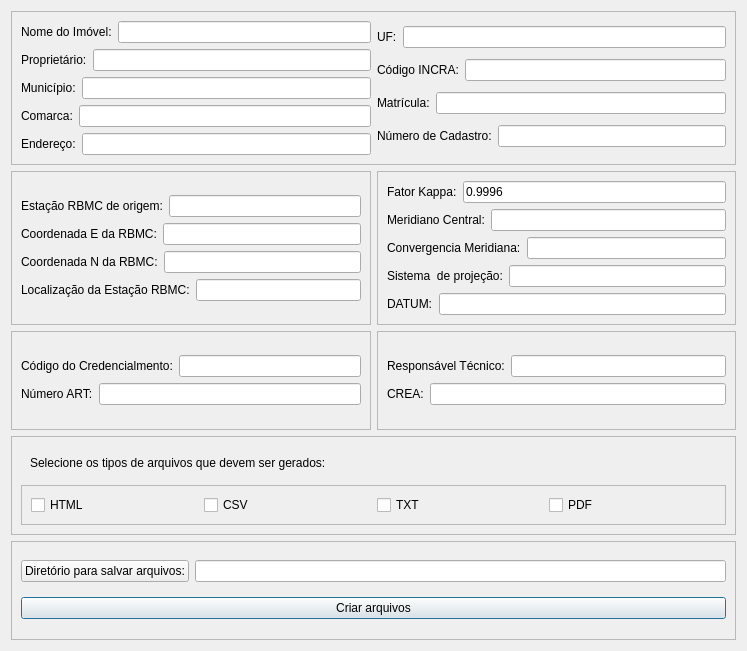
First picture: the form in azimuthsAndDistances/ui_memorialGenerator2.ui, repository guilhermehrn/AzimuthDistanceCalculator, before the edit.
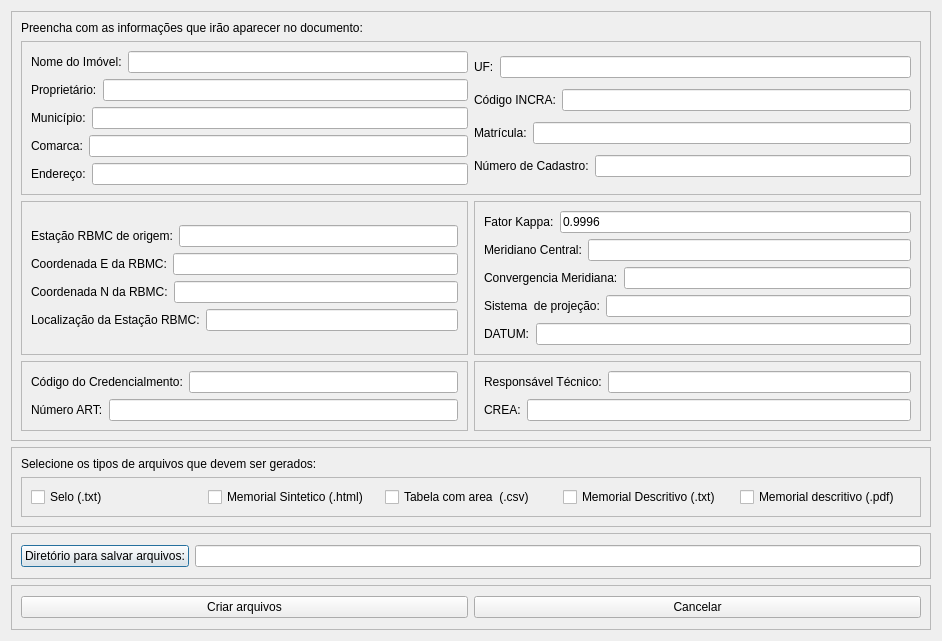
Second picture: the form after the edit.

Commit message: Modifcado a interface grafica. adicionado a funcção para gerar pdf.

```diff
--- a/azimuthsAndDistances/ui_memorialGenerator2.ui
+++ b/azimuthsAndDistances/ui_memorialGenerator2.ui
@@ -6,15 +6,15 @@
    <rect>
     <x>0</x>
     <y>0</y>
-    <width>747</width>
-    <height>651</height>
+    <width>942</width>
+    <height>641</height>
    </rect>
   </property>
   <property name="windowTitle">
    <string>Configurações dos arquivos</string>
   </property>
   <layout class="QGridLayout" name="gridLayout_7">
-   <item row="0" column="0" colspan="2">
+   <item row="4" column="0" colspan="2">
     <widget class="QFrame" name="frame_5">
      <property name="frameShape">
       <enum>QFrame::StyledPanel</enum>
@@ -23,148 +23,7 @@
       <enum>QFrame::Sunken</enum>
      </property>
      <layout class="QGridLayout" name="gridLayout_5">
-      <item row="0" column="0">
-       <layout class="QVBoxLayout" name="verticalLayout_6">
-        <item>
-         <layout class="QHBoxLayout" name="horizontalLayout_5">
-          <item>
-           <widget class="QLabel" name="label">
-            <property name="text">
-             <string>Nome do Imóvel:</string>
-            </property>
-           </widget>
-          </item>
-          <item>
-           <widget class="QLineEdit" name="imovelEdit"/>
-          </item>
-         </layout>
-        </item>
-        <item>
-         <layout class="QHBoxLayout" name="horizontalLayout_6">
-          <item>
-           <widget class="QLabel" name="label_2">
-            <property name="text">
-             <string>Proprietário:</string>
-            </property>
-           </widget>
-          </item>
-          <item>
-           <widget class="QLineEdit" name="proprietarioEdit"/>
-          </item>
-         </layout>
-        </item>
-        <item>
-         <layout class="QHBoxLayout" name="horizontalLayout_7">
-          <item>
-           <widget class="QLabel" name="label_3">
-            <property name="text">
-             <string>Município:</string>
-            </property>
-           </widget>
-          </item>
-          <item>
-           <widget class="QLineEdit" name="municipioEdit">
-            <property name="text">
-             <string/>
-            </property>
-           </widget>
-          </item>
-         </layout>
-        </item>
-        <item>
-         <layout class="QHBoxLayout" name="horizontalLayout_8">
-          <item>
-           <widget class="QLabel" name="label_4">
-            <property name="text">
-             <string>Comarca:</string>
-            </property>
-           </widget>
-          </item>
-          <item>
-           <widget class="QLineEdit" name="comarcaEdit"/>
-          </item>
-         </layout>
-        </item>
-        <item>
-         <layout class="QHBoxLayout" name="horizontalLayout_9">
-          <item>
-           <widget class="QLabel" name="label_22">
-            <property name="text">
-             <string>Endereço:</string>
-            </property>
-           </widget>
-          </item>
-          <item>
-           <widget class="QLineEdit" name="enderecoEdit"/>
-          </item>
-         </layout>
-        </item>
-       </layout>
-      </item>
-      <item row="0" column="1">
-       <layout class="QVBoxLayout" name="verticalLayout_5">
-        <item>
-         <layout class="QHBoxLayout" name="horizontalLayout_10">
-          <item>
-           <widget class="QLabel" name="label_8">
-            <property name="text">
-             <string>UF:</string>
-            </property>
-           </widget>
-          </item>
-          <item>
-           <widget class="QLineEdit" name="ufEdit"/>
-          </item>
-         </layout>
-        </item>
-        <item>
-         <layout class="QHBoxLayout" name="horizontalLayout_11">
-          <item>
-           <widget class="QLabel" name="label_9">
-            <property name="text">
-             <string>Código INCRA:</string>
-            </property>
-           </widget>
-          </item>
-          <item>
-           <widget class="QLineEdit" name="codIncraEdit"/>
-          </item>
-         </layout>
-        </item>
-        <item>
-         <layout class="QHBoxLayout" name="horizontalLayout_12">
-          <item>
-           <widget class="QLabel" name="label_10">
-            <property name="text">
-             <string>Matrícula:</string>
-            </property>
-           </widget>
-          </item>
-          <item>
-           <widget class="QLineEdit" name="matriculaEdit"/>
-          </item>
-         </layout>
-        </item>
-        <item>
-         <layout class="QHBoxLayout" name="horizontalLayout_13">
-          <item>
-           <widget class="QLabel" name="label_20">
-            <property name="text">
-             <string>Número de Cadastro:</string>
-            </property>
-           </widget>
-          </item>
-          <item>
-           <widget class="QLineEdit" name="cadastroEdit"/>
-          </item>
-         </layout>
-        </item>
-       </layout>
-      </item>
-     </layout>
-    </widget>
-   </item>
-   <item row="1" column="0">
+      <item row="2" column="0">
     <widget class="QFrame" name="frame_2">
      <property name="frameShape">
       <enum>QFrame::StyledPanel</enum>
@@ -234,10 +93,53 @@
        </layout>
       </item>
      </layout>
-     <zorder></zorder>
-    </widget>
-   </item>
-   <item row="1" column="1">
+       </widget>
+      </item>
+      <item row="3" column="0">
+       <widget class="QFrame" name="frame_4">
+        <property name="frameShape">
+         <enum>QFrame::StyledPanel</enum>
+        </property>
+        <property name="frameShadow">
+         <enum>QFrame::Sunken</enum>
+        </property>
+        <layout class="QGridLayout" name="gridLayout_4">
+         <item row="0" column="0">
+          <layout class="QVBoxLayout" name="verticalLayout_4">
+           <item>
+            <layout class="QHBoxLayout" name="horizontalLayout_20">
+             <item>
+              <widget class="QLabel" name="label_17">
+               <property name="text">
+                <string>Código do Credencialmento:</string>
+               </property>
+              </widget>
+             </item>
+             <item>
+              <widget class="QLineEdit" name="credenciamentoEdit"/>
+             </item>
+            </layout>
+           </item>
+           <item>
+            <layout class="QHBoxLayout" name="horizontalLayout_21">
+             <item>
+              <widget class="QLabel" name="label_18">
+               <property name="text">
+                <string>Número ART:</string>
+               </property>
+              </widget>
+             </item>
+             <item>
+              <widget class="QLineEdit" name="artEdit"/>
+             </item>
+            </layout>
+           </item>
+          </layout>
+         </item>
+        </layout>
+       </widget>
+      </item>
+      <item row="2" column="1">
     <widget class="QFrame" name="frame">
      <property name="frameShape">
       <enum>QFrame::StyledPanel</enum>
@@ -335,51 +237,7 @@
      </layout>
     </widget>
    </item>
-   <item row="2" column="0">
-    <widget class="QFrame" name="frame_4">
-     <property name="frameShape">
-      <enum>QFrame::StyledPanel</enum>
-     </property>
-     <property name="frameShadow">
-      <enum>QFrame::Sunken</enum>
-     </property>
-     <layout class="QGridLayout" name="gridLayout_4">
-      <item row="0" column="0">
-       <layout class="QVBoxLayout" name="verticalLayout_4">
-        <item>
-         <layout class="QHBoxLayout" name="horizontalLayout_20">
-          <item>
-           <widget class="QLabel" name="label_17">
-            <property name="text">
-             <string>Código do Credencialmento:</string>
-            </property>
-           </widget>
-          </item>
-          <item>
-           <widget class="QLineEdit" name="credenciamentoEdit"/>
-          </item>
-         </layout>
-        </item>
-        <item>
-         <layout class="QHBoxLayout" name="horizontalLayout_21">
-          <item>
-           <widget class="QLabel" name="label_18">
-            <property name="text">
-             <string>Número ART:</string>
-            </property>
-           </widget>
-          </item>
-          <item>
-           <widget class="QLineEdit" name="artEdit"/>
-          </item>
-         </layout>
-        </item>
-       </layout>
-      </item>
-     </layout>
-    </widget>
-   </item>
-   <item row="2" column="1">
+      <item row="3" column="1">
     <widget class="QFrame" name="frame_3">
      <property name="frameShape">
       <enum>QFrame::StyledPanel</enum>
@@ -423,7 +281,167 @@
      </layout>
     </widget>
    </item>
-   <item row="6" column="0" colspan="2">
+      <item row="1" column="0" colspan="2">
+       <widget class="QFrame" name="frame_9">
+        <property name="frameShape">
+         <enum>QFrame::StyledPanel</enum>
+        </property>
+        <property name="frameShadow">
+         <enum>QFrame::Sunken</enum>
+        </property>
+        <layout class="QHBoxLayout" name="horizontalLayout_27">
+         <item>
+          <layout class="QVBoxLayout" name="verticalLayout_6">
+           <item>
+            <layout class="QHBoxLayout" name="horizontalLayout_5">
+             <item>
+              <widget class="QLabel" name="label">
+               <property name="text">
+                <string>Nome do Imóvel:</string>
+               </property>
+              </widget>
+             </item>
+             <item>
+              <widget class="QLineEdit" name="imovelEdit"/>
+             </item>
+            </layout>
+           </item>
+           <item>
+            <layout class="QHBoxLayout" name="horizontalLayout_6">
+             <item>
+              <widget class="QLabel" name="label_2">
+               <property name="text">
+                <string>Proprietário:</string>
+               </property>
+              </widget>
+             </item>
+             <item>
+              <widget class="QLineEdit" name="proprietarioEdit"/>
+             </item>
+            </layout>
+           </item>
+           <item>
+            <layout class="QHBoxLayout" name="horizontalLayout_7">
+             <item>
+              <widget class="QLabel" name="label_3">
+               <property name="text">
+                <string>Município:</string>
+               </property>
+              </widget>
+             </item>
+             <item>
+              <widget class="QLineEdit" name="municipioEdit">
+               <property name="text">
+                <string/>
+               </property>
+              </widget>
+             </item>
+            </layout>
+           </item>
+           <item>
+            <layout class="QHBoxLayout" name="horizontalLayout_8">
+             <item>
+              <widget class="QLabel" name="label_4">
+               <property name="text">
+                <string>Comarca:</string>
+               </property>
+              </widget>
+             </item>
+             <item>
+              <widget class="QLineEdit" name="comarcaEdit"/>
+             </item>
+            </layout>
+           </item>
+           <item>
+            <layout class="QHBoxLayout" name="horizontalLayout_9">
+             <item>
+              <widget class="QLabel" name="label_22">
+               <property name="text">
+                <string>Endereço:</string>
+               </property>
+              </widget>
+             </item>
+             <item>
+              <widget class="QLineEdit" name="enderecoEdit"/>
+             </item>
+            </layout>
+           </item>
+          </layout>
+         </item>
+         <item>
+          <layout class="QVBoxLayout" name="verticalLayout_5">
+           <item>
+            <layout class="QHBoxLayout" name="horizontalLayout_10">
+             <item>
+              <widget class="QLabel" name="label_8">
+               <property name="text">
+                <string>UF:</string>
+               </property>
+              </widget>
+             </item>
+             <item>
+              <widget class="QLineEdit" name="ufEdit"/>
+             </item>
+            </layout>
+           </item>
+           <item>
+            <layout class="QHBoxLayout" name="horizontalLayout_11">
+             <item>
+              <widget class="QLabel" name="label_9">
+               <property name="text">
+                <string>Código INCRA:</string>
+               </property>
+              </widget>
+             </item>
+             <item>
+              <widget class="QLineEdit" name="codIncraEdit"/>
+             </item>
+            </layout>
+           </item>
+           <item>
+            <layout class="QHBoxLayout" name="horizontalLayout_12">
+             <item>
+              <widget class="QLabel" name="label_10">
+               <property name="text">
+                <string>Matrícula:</string>
+               </property>
+              </widget>
+             </item>
+             <item>
+              <widget class="QLineEdit" name="matriculaEdit"/>
+             </item>
+            </layout>
+           </item>
+           <item>
+            <layout class="QHBoxLayout" name="horizontalLayout_13">
+             <item>
+              <widget class="QLabel" name="label_20">
+               <property name="text">
+                <string>Número de Cadastro:</string>
+               </property>
+              </widget>
+             </item>
+             <item>
+              <widget class="QLineEdit" name="cadastroEdit"/>
+             </item>
+            </layout>
+           </item>
+          </layout>
+         </item>
+        </layout>
+       </widget>
+      </item>
+      <item row="0" column="0">
+       <widget class="QLabel" name="label_24">
+        <property name="text">
+         <string>Preencha com as informações que irão aparecer no documento:</string>
+        </property>
+       </widget>
+      </item>
+     </layout>
+    </widget>
+   </item>
+   <item row="7" column="0" colspan="2">
     <widget class="QFrame" name="frame_6">
      <property name="enabled">
       <bool>true</bool>
@@ -435,13 +453,6 @@
       <enum>QFrame::Sunken</enum>
      </property>
      <layout class="QGridLayout" name="gridLayout_6">
-      <item row="1" column="0">
-       <widget class="QPushButton" name="createButton">
-        <property name="text">
-         <string>Criar arquivos</string>
-        </property>
-       </widget>
-      </item>
       <item row="0" column="0">
        <layout class="QHBoxLayout" name="horizontalLayout_22">
         <item>
@@ -462,7 +473,7 @@
      </layout>
     </widget>
    </item>
-   <item row="5" column="0" colspan="2">
+   <item row="6" column="0" colspan="2">
     <widget class="QFrame" name="frame_7">
      <property name="frameShape">
       <enum>QFrame::StyledPanel</enum>
@@ -472,24 +483,12 @@
      </property>
      <layout class="QVBoxLayout" name="verticalLayout_7">
       <item>
-       <widget class="QFrame" name="horizontalLayout_26">
-        <property name="frameShape">
-         <enum>QFrame::NoFrame</enum>
-        </property>
-        <property name="frameShadow">
-         <enum>QFrame::Sunken</enum>
-        </property>
-        <layout class="QVBoxLayout" name="verticalLayout_8">
-         <item>
           <widget class="QLabel" name="label_23">
            <property name="text">
             <string>Selecione os tipos de arquivos que devem ser gerados:</string>
            </property>
           </widget>
          </item>
-        </layout>
-       </widget>
-      </item>
       <item>
        <widget class="QFrame" name="horizontalLayout_25">
         <property name="frameShape">
@@ -505,37 +504,70 @@
          <item>
           <widget class="QCheckBox" name="checkBox_4">
            <property name="text">
-            <string>HTML</string>
+            <string>Selo (.txt)</string>
            </property>
           </widget>
          </item>
          <item>
           <widget class="QCheckBox" name="checkBox_3">
            <property name="text">
-            <string>CSV</string>
+            <string>Memorial Sintetico (.html)</string>
            </property>
           </widget>
          </item>
          <item>
           <widget class="QCheckBox" name="checkBox_2">
            <property name="text">
-            <string>TXT</string>
+            <string>Tabela com area  (.csv)</string>
            </property>
           </widget>
          </item>
          <item>
           <widget class="QCheckBox" name="checkBox">
            <property name="text">
-            <string>PDF</string>
+            <string>Memorial Descritivo (.txt)</string>
            </property>
           </widget>
          </item>
+         <item>
+          <widget class="QCheckBox" name="memorialDescritivoPdf">
+           <property name="text">
+            <string>Memorial descritivo (.pdf)</string>
+           </property>
+          </widget>
+         </item>
         </layout>
        </widget>
       </item>
      </layout>
     </widget>
    </item>
+   <item row="8" column="0" colspan="2">
+    <widget class="QFrame" name="frame_8">
+     <property name="frameShape">
+      <enum>QFrame::StyledPanel</enum>
+     </property>
+     <property name="frameShadow">
+      <enum>QFrame::Raised</enum>
+     </property>
+     <layout class="QGridLayout" name="gridLayout_8">
+      <item row="0" column="0">
+       <widget class="QPushButton" name="createButton">
+        <property name="text">
+         <string>Criar arquivos</string>
+        </property>
+       </widget>
+      </item>
+      <item row="0" column="1">
+       <widget class="QPushButton" name="pushButton">
+        <property name="text">
+         <string>Cancelar</string>
+        </property>
+       </widget>
+      </item>
+     </layout>
+    </widget>
+   </item>
   </layout>
  </widget>
  <resources/>
```
Left out of the diff: 8 changed lines with no effect on the pictures. Lines whose indentation alone changed are shown as unchanged. The commit also changes 3 other files.
